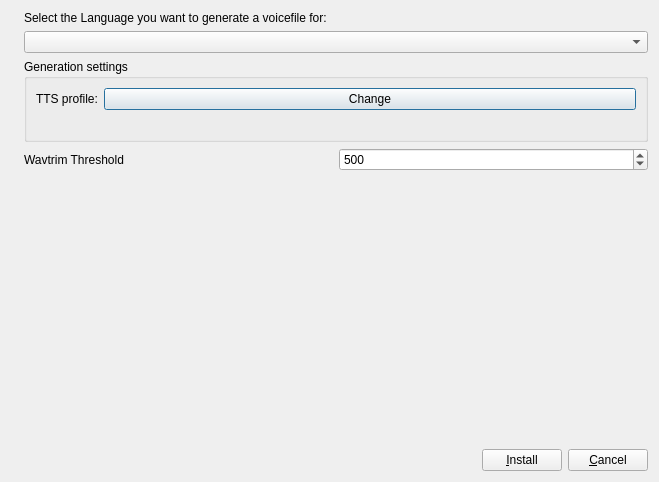
Above: rbutil/rbutilqt/createvoicefrm.ui from Rockbox/rockbox before the change. Below: the same form after it.
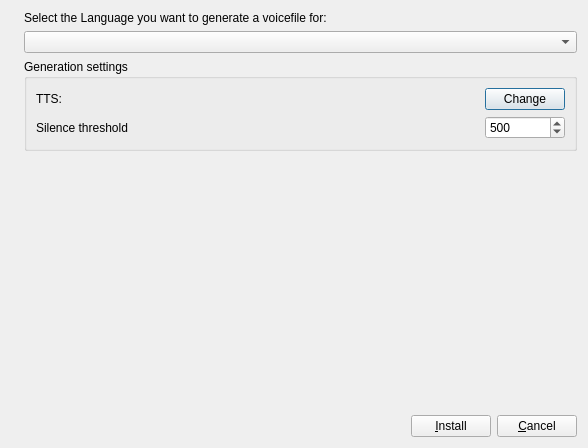
That is the form after the change. Icons and pictures are not drawn.

Commit message:
Improve voice creation window a bit.
- Make the window slightly smaller. There isn't too much information to be
  displayed, and Qt will enlarge the window if necessary anyway.
- Rename the "wavtrim threshold" field, since "wavtrim" is not really
  descriptive for non-developers.

What changed in the file:
```diff
--- a/rbutil/rbutilqt/createvoicefrm.ui
+++ b/rbutil/rbutilqt/createvoicefrm.ui
@@ -8,15 +8,15 @@
    <rect>
     <x>0</x>
     <y>0</y>
-    <width>659</width>
-    <height>482</height>
+    <width>588</width>
+    <height>448</height>
    </rect>
   </property>
   <property name="windowTitle" >
    <string>Create Voice File</string>
   </property>
-  <layout class="QGridLayout" >
-   <item rowspan="5" row="0" column="0" >
+  <layout class="QGridLayout" name="gridLayout" >
+   <item row="0" column="0" rowspan="5" >
     <widget class="QLabel" name="label" >
      <property name="text" >
       <string/>
@@ -29,7 +29,7 @@
      </property>
     </widget>
    </item>
-   <item row="0" column="1" colspan="2" >
+   <item row="0" column="1" colspan="3" >
     <widget class="QLabel" name="label_2" >
      <property name="sizePolicy" >
       <sizepolicy vsizetype="Minimum" hsizetype="Minimum" >
@@ -42,14 +42,7 @@
      </property>
     </widget>
    </item>
-   <item row="1" column="1" colspan="2" >
-    <widget class="QComboBox" name="comboLanguage" >
-     <property name="accessibleName" >
-      <string>Language</string>
-     </property>
-    </widget>
-   </item>
-   <item row="2" column="1" colspan="2" >
+   <item row="2" column="1" colspan="3" >
     <widget class="QGroupBox" name="groupBox_2" >
      <property name="title" >
       <string>Generation settings</string>
@@ -58,11 +51,11 @@
       <item row="0" column="0" >
        <widget class="QLabel" name="labelTtsProfile" >
         <property name="text" >
-         <string>TTS profile:</string>
+         <string>TTS:</string>
         </property>
        </widget>
       </item>
-      <item row="0" column="1" >
+      <item row="0" column="2" >
        <widget class="QPushButton" name="change" >
         <property name="sizePolicy" >
          <sizepolicy vsizetype="Minimum" hsizetype="Minimum" >
@@ -75,12 +68,12 @@
         </property>
        </widget>
       </item>
-      <item row="1" column="1" >
-       <spacer>
+      <item row="0" column="1" >
+       <spacer name="horizontalSpacer" >
         <property name="orientation" >
          <enum>Qt::Horizontal</enum>
         </property>
-        <property name="sizeHint" >
+        <property name="sizeHint" stdset="0" >
          <size>
           <width>40</width>
           <height>20</height>
@@ -88,15 +81,35 @@
         </property>
        </spacer>
       </item>
+      <item row="1" column="2" >
+       <widget class="QSpinBox" name="wavtrimthreshold" >
+        <property name="accessibleName" >
+         <string>Wavtrim Threshold</string>
+        </property>
+        <property name="maximum" >
+         <number>5000</number>
+        </property>
+        <property name="value" >
+         <number>500</number>
+        </property>
+       </widget>
+      </item>
+      <item row="1" column="0" >
+       <widget class="QLabel" name="label_3" >
+        <property name="text" >
+         <string>Silence threshold</string>
+        </property>
+       </widget>
+      </item>
      </layout>
     </widget>
    </item>
-   <item row="4" column="1" >
+   <item row="3" column="1" >
     <spacer>
      <property name="orientation" >
       <enum>Qt::Vertical</enum>
      </property>
-     <property name="sizeHint" >
+     <property name="sizeHint" stdset="0" >
       <size>
        <width>20</width>
        <height>201</height>
@@ -104,12 +117,12 @@
      </property>
     </spacer>
    </item>
-   <item row="5" column="1" >
+   <item row="4" column="2" >
     <spacer>
      <property name="orientation" >
       <enum>Qt::Horizontal</enum>
      </property>
-     <property name="sizeHint" >
+     <property name="sizeHint" stdset="0" >
       <size>
        <width>40</width>
        <height>20</height>
@@ -117,7 +130,7 @@
      </property>
     </spacer>
    </item>
-   <item row="5" column="2" >
+   <item row="4" column="3" >
     <layout class="QHBoxLayout" >
      <item>
       <widget class="QPushButton" name="buttonOk" >
@@ -141,29 +154,12 @@
      </item>
     </layout>
    </item>
-   <item row="3" column="1" colspan="2" >
-    <layout class="QHBoxLayout" >
-     <item>
-      <widget class="QLabel" name="label_3" >
-       <property name="text" >
-        <string>Wavtrim Threshold</string>
-       </property>
-      </widget>
-     </item>
-     <item>
-      <widget class="QSpinBox" name="wavtrimthreshold" >
-       <property name="accessibleName" >
-        <string>Wavtrim Threshold</string>
-       </property>
-       <property name="maximum" >
-        <number>5000</number>
-       </property>
-       <property name="value" >
-        <number>500</number>
-       </property>
-      </widget>
-     </item>
-    </layout>
+   <item row="1" column="1" colspan="3" >
+    <widget class="QComboBox" name="comboLanguage" >
+     <property name="accessibleName" >
+      <string>Language</string>
+     </property>
+    </widget>
    </item>
   </layout>
  </widget>
```
Left out of the diff: 17 changed lines with no effect on the pictures. The commit also changes 1 other file.
